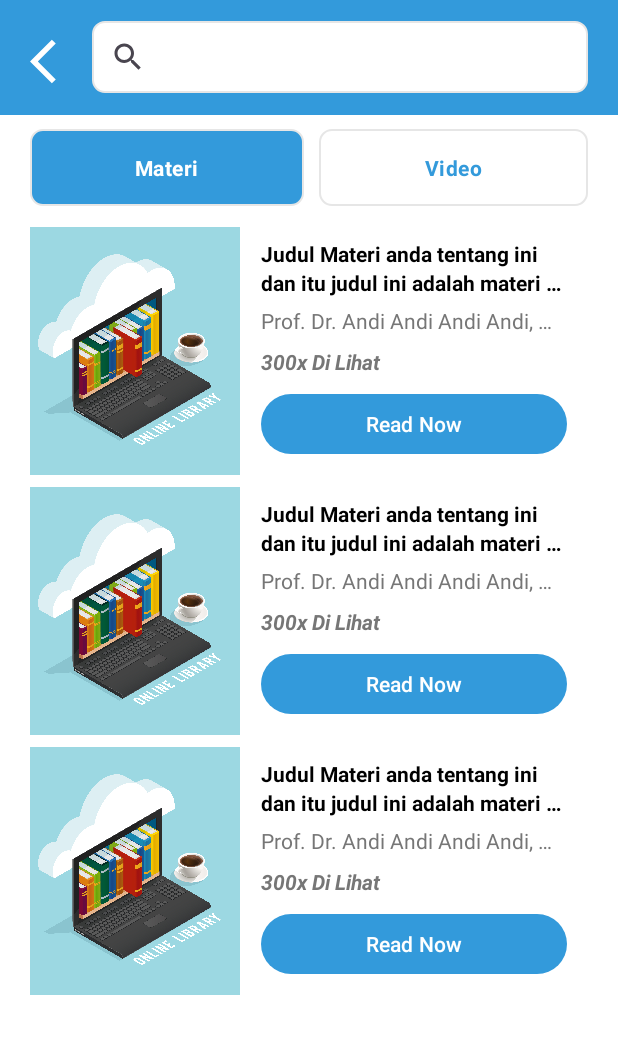
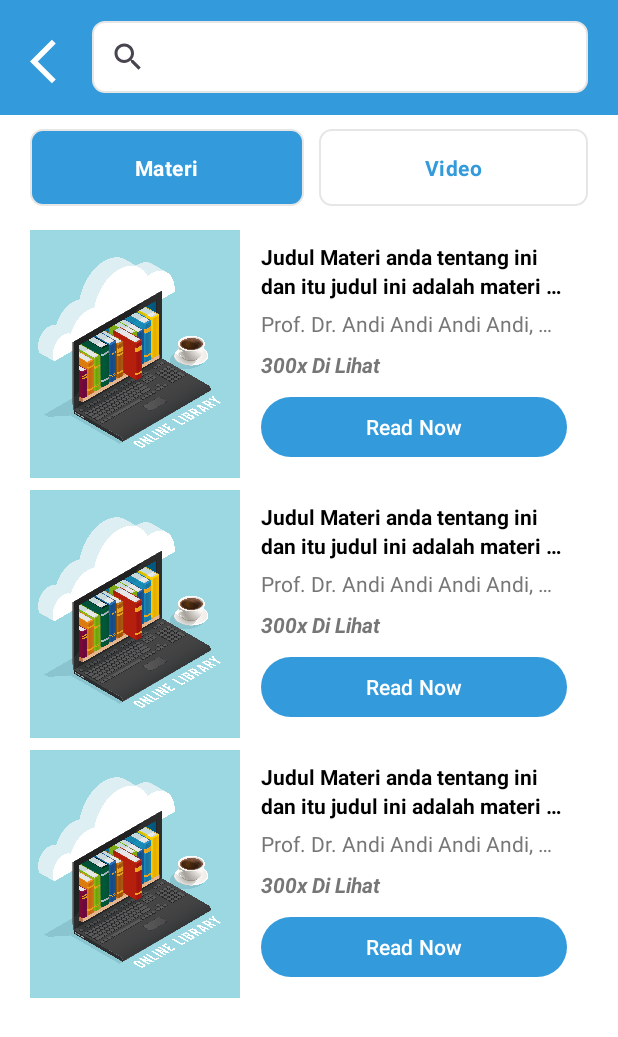
Before and after one commit to MunMunDev/Aplikasi-Buku-Digital-Kewirausahaan-Bagi-Pemula, an Android app: the layout activity_search_data.xml on its own in the app's theme, with its tools: preview values and no code run, on a phone screen of 412 x 824 dp. Shown: the top 1037 px of the screen. Run offline under Robolectric (Android 15) with nearby library versions, the phone set to English and light mode, and no system bars.

Commit message:
menambah margin top pada recycler view

```diff
--- a/app/src/main/res/layout/activity_search_data.xml
+++ b/app/src/main/res/layout/activity_search_data.xml
@@ -109,7 +109,7 @@
         app:layout_constraintBottom_toBottomOf="parent"
         android:layout_marginStart="20dp"
         android:layout_marginEnd="20dp"
-        android:layout_marginTop="6dp"
+        android:layout_marginTop="8dp"
         android:layout_marginBottom="14dp"
         tools:listitem="@layout/list_data_semua"/>
 
```
